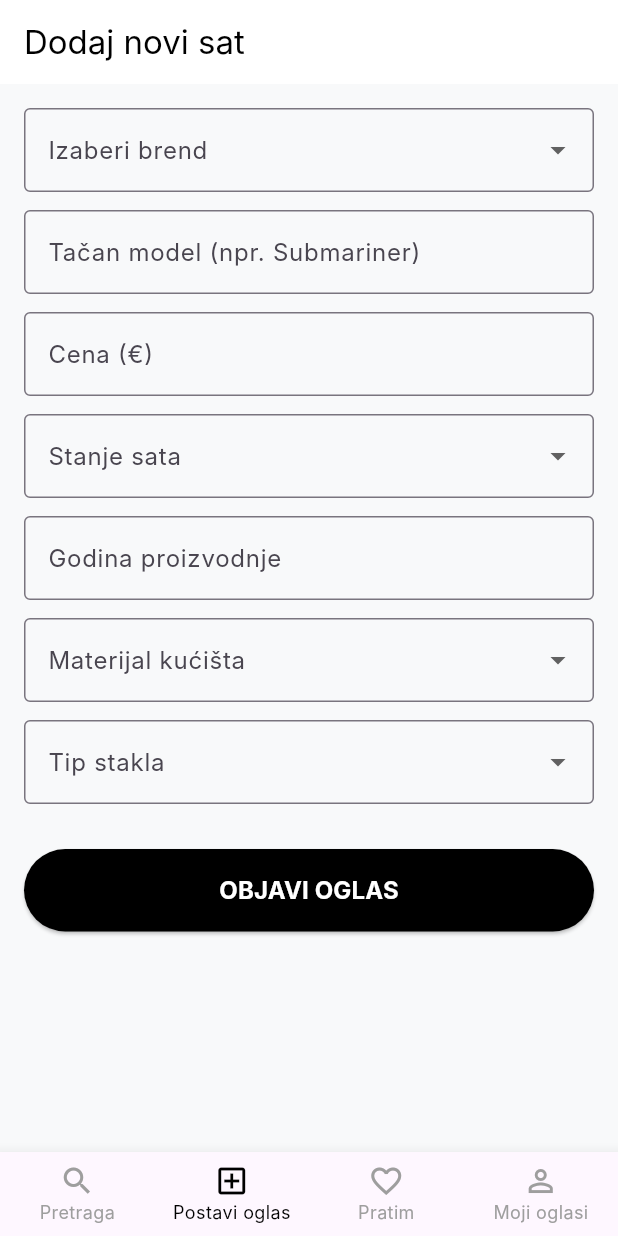
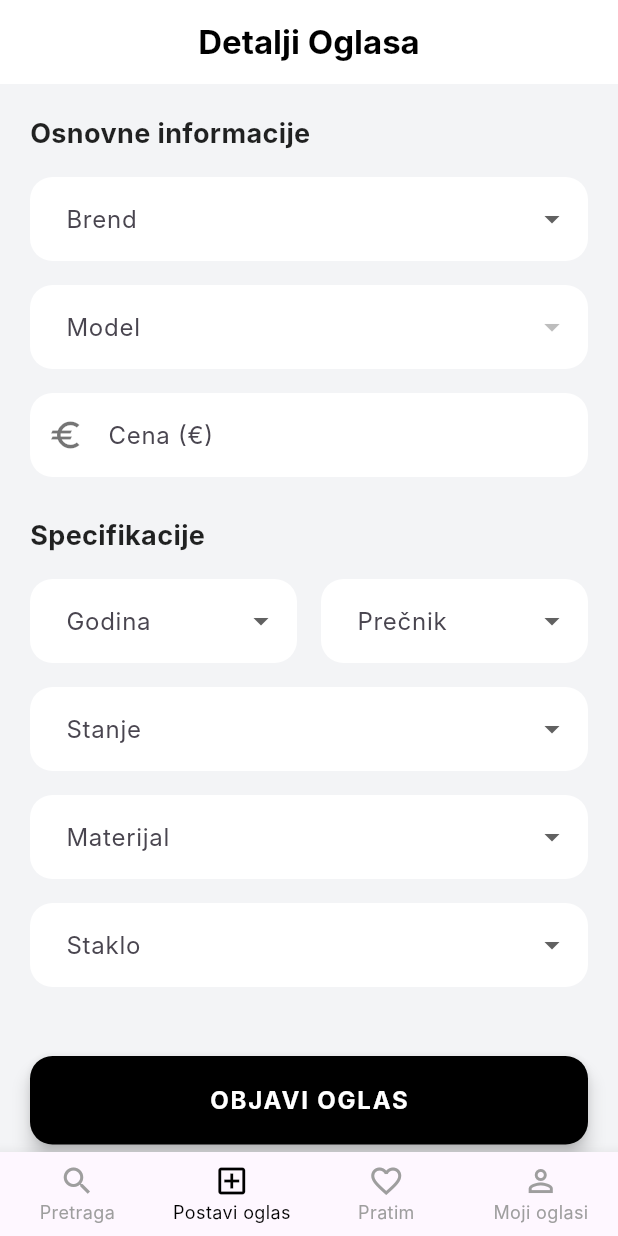
Before and after one commit to BVSBVSBVS/nadjisat, a Flutter app: the screen it shows once a user with an empty profile is signed in, item 2 of the bottom bar chosen, on a phone screen of 412 x 824 dp. Run offline on Flutter 3.47's test engine with Material 3 defaults, Android fonts, the phone set to English and light mode, and no system bars; our stand-ins replace supabase_flutter; accounts and stored records are empty; Roboto replaces fonts that are missing (Inter).

Commit message:
Premium forma dodata

```diff
--- a/lib/post_oglas_screen.dart
+++ b/lib/post_oglas_screen.dart
@@ -11,85 +11,169 @@ class _PostOglasScreenState extends State<PostOglasScreen> {
   final _formKey = GlobalKey<FormState>();
 
   // Promenljive
-  String? brend, stanje, materijal, staklo;
-  final modelController = TextEditingController();
+  String? izabranBrend, izabranModel, stanje, materijal, staklo, godina, precnik;
   final cenaController = TextEditingController();
-  final godinaController = TextEditingController();
 
-  // Liste za biranje
-  final List<String> brendovi = ['Rolex', 'Omega', 'Seiko', 'Breitling', 'Patek Philippe', 'Audemars Piguet', 'Tissot', 'Longines', 'Casio'];
-  final List<String> stanja = ['Novo (Nenošeno)', 'Odlično', 'Vrlo dobro', 'Dobro', 'Za delove'];
-  final List<String> materijali = ['Čelik', 'Zlato', 'Titanijum', 'Keramika'];
-  final List<String> stakla = ['Safirno', 'Mineralno', 'Akrilno'];
+  // BAZA: 25 Brendova i njihovi top modeli
+  final Map<String, List<String>> brendoviIModeli = {
+    'Rolex': ['Submariner', 'Daytona', 'Datejust', 'GMT-Master II', 'Oyster Perpetual'],
+    'Omega': ['Speedmaster', 'Seamaster', 'Aqua Terra', 'Constellation', 'Planet Ocean'],
+    'Patek Philippe': ['Nautilus', 'Aquanaut', 'Calatrava', 'Complications', 'Grand Complications'],
+    'Audemars Piguet': ['Royal Oak', 'Royal Oak Offshore', 'Code 11.59', 'Millenary', 'Jules Audemars'],
+    'Seiko': ['Prospex', 'Presage', 'Astron', '5 Sports', 'King Seiko'],
+    'Grand Seiko': ['Heritage', 'Elegance', 'Sport', 'Evolution 9', 'Masterpiece'],
+    'Breitling': ['Navitimer', 'Superocean', 'Chronomat', 'Avenger', 'Premier'],
+    'Tudor': ['Black Bay', 'Pelagos', 'Ranger', '1926', 'Royal'],
+    'IWC': ['Pilot', 'Portugieser', 'Portofino', 'Aquatimer', 'Ingenieur'],
+    'Cartier': ['Santos', 'Tank', 'Pasha', 'Ballon Bleu', 'Panthère'],
+    'Panerai': ['Luminor', 'Radiomir', 'Submersible', 'Luminor Due', 'Ferrari'],
+    'Hublot': ['Big Bang', 'Classic Fusion', 'Spirit of Big Bang', 'MP Collection', 'King Power'],
+    'Zenith': ['Chronomaster', 'Defy', 'Pilot', 'Elite', 'Port Royal'],
+    'Vacheron Constantin': ['Overseas', 'Patrimony', 'Traditionnelle', 'FiftySix', 'Historiques'],
+    'Jaeger-LeCoultre': ['Reverso', 'Master Control', 'Polaris', 'Rendez-Vous', 'Master Ultra Thin'],
+    'Blancpain': ['Fifty Fathoms', 'Villeret', 'Air Command', 'Léman', 'Women'],
+    'A. Lange & Söhne': ['Lange 1', 'Zeitwerk', 'Saxonia', '1815', 'Richard Lange'],
+    'Tag Heuer': ['Carrera', 'Monaco', 'Aquaracer', 'Formula 1', 'Autavia'],
+    'Longines': ['Master Collection', 'HydroConquest', 'Spirit', 'Heritage', 'DolceVita'],
+    'Tissot': ['PRX', 'Seastar', 'Le Locle', 'Gentleman', 'Chemin des Tourelles'],
+    'Breguet': ['Classique', 'Marine', 'Tradition', 'Type XX', 'Reine de Naples'],
+    'Richard Mille': ['RM 11', 'RM 35', 'RM 67', 'RM 65', 'RM 72'],
+    'Nomos': ['Tangente', 'Club', 'Metro', 'Ludwig', 'Orion'],
+    'Hamilton': ['Khaki Field', 'Khaki Aviation', 'Jazzmaster', 'Ventura', 'American Classic'],
+    'Casio': ['G-Shock', 'Edifice', 'Pro Trek', 'Vintage', 'Oceanus'],
+  };
+
+  final List<String> stanja = ['Novo (Nenošeno)', 'Odlično (Kao novo)', 'Vrlo dobro', 'Dobro', 'Za delove'];
+  final List<String> materijali = ['Čelik', 'Zlato', 'Titanijum', 'Keramika', 'Platina', 'Karbon'];
+  final List<String> stakla = ['Safirno', 'Mineralno', 'Akrilno (Plexi)'];
+
+  // Generisane liste za Godine (1950-2024) i Prečnik (28mm - 55mm)
+  final List<String> godine = List.generate(75, (index) => (2024 - index).toString());
+  final List<String> precnici = List.generate(28, (index) => "${28 + index} mm");
 
   Future<void> _postaviOglas() async {
-    if (brend == null || stanje == null || modelController.text.isEmpty) {
-      ScaffoldMessenger.of(context).showSnackBar(const SnackBar(content: Text("Popuni obavezna polja!")));
-      return;
-    }
-
+    if (_formKey.currentState!.validate() && izabranBrend != null && izabranModel != null) {
       final user = Supabase.instance.client.auth.currentUser;
       try {
         await Supabase.instance.client.from('satovi').insert({
           'user_email': user?.email,
-        'brend': brend,
-        'model': modelController.text.trim(),
+          'brend': izabranBrend,
+          'model': izabranModel, // Sada je ovo iz padajućeg menija!
           'cena': int.tryParse(cenaController.text.trim()) ?? 0,
-        'godina': godinaController.text.trim(),
+          'godina': godina,
+          'precnik': precnik,
           'stanje': stanje,
           'materijal': materijal,
           'staklo': staklo,
         });
-      if (mounted) ScaffoldMessenger.of(context).showSnackBar(const SnackBar(content: Text("Oglas uspešno postavljen!")));
+        if (mounted) {
+          ScaffoldMessenger.of(context).showSnackBar(const SnackBar(content: Text("Oglas uspešno postavljen!"), backgroundColor: Colors.green));
+          // Resetuj formu nakon slanja
+          setState(() { izabranBrend = null; izabranModel = null; cenaController.clear(); });
+        }
       } catch (e) {
-      if (mounted) ScaffoldMessenger.of(context).showSnackBar(SnackBar(content: Text("Greška: $e")));
+        if (mounted) ScaffoldMessenger.of(context).showSnackBar(SnackBar(content: Text("Greška: $e"), backgroundColor: Colors.red));
       }
+    } else {
+      ScaffoldMessenger.of(context).showSnackBar(const SnackBar(content: Text("Popuni sva obavezna polja!"), backgroundColor: Colors.orange));
+    }
+  }
+
+  // Moderni Expense-Tracker dizajn padajućih menija
+  Widget _napraviDropdown(String label, String? vrednost, List<String> opcije, Function(String?) onChanged) {
+    return Padding(
+      padding: const EdgeInsets.only(bottom: 16.0),
+      child: DropdownButtonFormField<String>(
+        decoration: InputDecoration(
+          labelText: label,
+          filled: true,
+          fillColor: Colors.white,
+          border: OutlineInputBorder(borderRadius: BorderRadius.circular(15), borderSide: BorderSide.none),
+          contentPadding: const EdgeInsets.symmetric(horizontal: 20, vertical: 16),
+        ),
+        value: vrednost,
+        items: opcije.map((o) => DropdownMenuItem(value: o, child: Text(o))).toList(),
+        onChanged: onChanged,
+        validator: (v) => v == null ? 'Obavezno polje' : null,
+      ),
+    );
   }
 
   @override
   Widget build(BuildContext context) {
     return Scaffold(
-      appBar: AppBar(title: const Text("Dodaj novi sat", style: TextStyle(color: Colors.black)), backgroundColor: Colors.white, elevation: 0),
+      backgroundColor: const Color(0xFFF3F4F6), // Premium svetlo siva pozadina
+      appBar: AppBar(
+        title: const Text("Detalji Oglasa", style: TextStyle(color: Colors.black, fontWeight: FontWeight.bold)),
+        backgroundColor: Colors.white,
+        elevation: 0,
+        centerTitle: true,
+      ),
       body: Form(
         key: _formKey,
         child: ListView(
-          padding: const EdgeInsets.all(16),
+          padding: const EdgeInsets.all(20),
           children: [
-            DropdownButtonFormField<String>(
-              decoration: const InputDecoration(labelText: "Izaberi brend", border: OutlineInputBorder()),
-              items: brendovi.map((b) => DropdownMenuItem(value: b, child: Text(b))).toList(),
-              onChanged: (v) => setState(() => brend = v),
+            const Text("Osnovne informacije", style: TextStyle(fontSize: 18, fontWeight: FontWeight.bold, color: Colors.black87)),
+            const SizedBox(height: 16),
+
+            // DEPENDENT DROPDOWN: Prvo biraš brend...
+            _napraviDropdown("Brend", izabranBrend, brendoviIModeli.keys.toList(), (v) {
+              setState(() {
+                izabranBrend = v;
+                izabranModel = null; // Resetuj model kad promeniš brend
+              });
+            }),
+
+            // ...Onda ti nudi modele samo za taj brend!
+            _napraviDropdown("Model", izabranModel, izabranBrend == null ? [] : brendoviIModeli[izabranBrend]!, (v) => setState(() => izabranModel = v)),
+
+            // Jedino polje koje se kuca je Cena
+            Padding(
+              padding: const EdgeInsets.only(bottom: 16.0),
+              child: TextFormField(
+                controller: cenaController,
+                keyboardType: TextInputType.number,
+                decoration: InputDecoration(
+                  labelText: "Cena (€)",
+                  filled: true,
+                  fillColor: Colors.white,
+                  border: OutlineInputBorder(borderRadius: BorderRadius.circular(15), borderSide: BorderSide.none),
+                  contentPadding: const EdgeInsets.symmetric(horizontal: 20, vertical: 16),
+                  prefixIcon: const Icon(Icons.euro, color: Colors.black54),
                 ),
-            const SizedBox(height: 12),
-            TextFormField(controller: modelController, decoration: const InputDecoration(labelText: "Tačan model (npr. Submariner)", border: OutlineInputBorder())),
-            const SizedBox(height: 12),
-            TextFormField(controller: cenaController, keyboardType: TextInputType.number, decoration: const InputDecoration(labelText: "Cena (€)", border: OutlineInputBorder())),
-            const SizedBox(height: 12),
-            DropdownButtonFormField<String>(
-              decoration: const InputDecoration(labelText: "Stanje sata", border: OutlineInputBorder()),
-              items: stanja.map((s) => DropdownMenuItem(value: s, child: Text(s))).toList(),
-              onChanged: (v) => setState(() => stanje = v),
+                validator: (v) => v!.isEmpty ? 'Unesi cenu' : null,
               ),
-            const SizedBox(height: 12),
-            TextFormField(controller: godinaController, keyboardType: TextInputType.number, decoration: const InputDecoration(labelText: "Godina proizvodnje", border: OutlineInputBorder())),
-            const SizedBox(height: 12),
-            DropdownButtonFormField<String>(
-              decoration: const InputDecoration(labelText: "Materijal kućišta", border: OutlineInputBorder()),
-              items: materijali.map((m) => DropdownMenuItem(value: m, child: Text(m))).toList(),
-              onChanged: (v) => setState(() => materijal = v),
             ),
-            const SizedBox(height: 12),
-            DropdownButtonFormField<String>(
-              decoration: const InputDecoration(labelText: "Tip stakla", border: OutlineInputBorder()),
-              items: stakla.map((s) => DropdownMenuItem(value: s, child: Text(s))).toList(),
-              onChanged: (v) => setState(() => staklo = v),
+
+            const SizedBox(height: 10),
+            const Text("Specifikacije", style: TextStyle(fontSize: 18, fontWeight: FontWeight.bold, color: Colors.black87)),
+            const SizedBox(height: 16),
+
+            Row(
+              children: [
+                Expanded(child: _napraviDropdown("Godina", godina, godine, (v) => setState(() => godina = v))),
+                const SizedBox(width: 16),
+                Expanded(child: _napraviDropdown("Prečnik", precnik, precnici, (v) => setState(() => precnik = v))),
+              ],
             ),
+
+            _napraviDropdown("Stanje", stanje, stanja, (v) => setState(() => stanje = v)),
+            _napraviDropdown("Materijal", materijal, materijali, (v) => setState(() => materijal = v)),
+            _napraviDropdown("Staklo", staklo, stakla, (v) => setState(() => staklo = v)),
+
             const SizedBox(height: 30),
             ElevatedButton(
-              style: ElevatedButton.styleFrom(backgroundColor: Colors.black, padding: const EdgeInsets.all(16)),
+              style: ElevatedButton.styleFrom(
+                backgroundColor: Colors.black,
+                shape: RoundedRectangleBorder(borderRadius: BorderRadius.circular(15)),
+                padding: const EdgeInsets.symmetric(vertical: 18),
+                elevation: 5,
+              ),
               onPressed: _postaviOglas,
-              child: const Text("OBJAVI OGLAS", style: TextStyle(color: Colors.white, fontSize: 16, fontWeight: FontWeight.bold)),
-            )
+              child: const Text("OBJAVI OGLAS", style: TextStyle(color: Colors.white, fontSize: 16, fontWeight: FontWeight.bold, letterSpacing: 1.2)),
+            ),
+            const SizedBox(height: 40),
           ],
         ),
       ),
```
Lines whose indentation alone changed are shown as unchanged.
